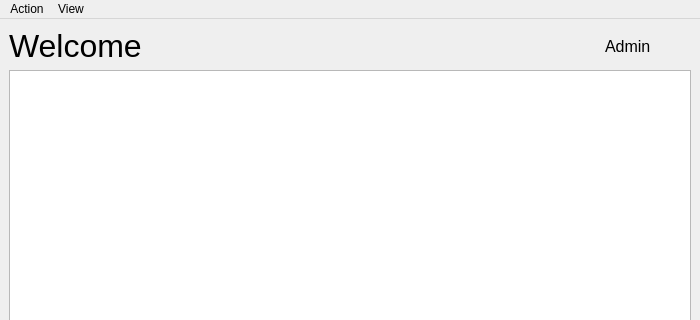
First picture: the form in design/Ui_/Admin_form.ui, repository SufferProgrammer/startup-desktop-python, before the edit; both pictures show x 0 to 700 and y 0 to 320 of the 700 by 531 pixel window.
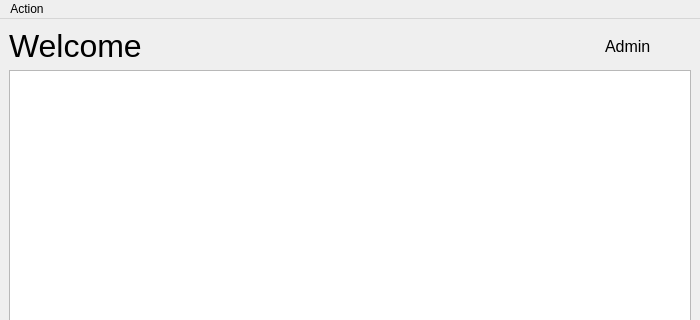
Second picture: the form after the edit.

Commit message: re-arrange UI structure for added forgot password feature, also added forgot password feature in login form (Experimenta)

What changed in the file:
```diff
--- a/design/Ui_/Admin_form.ui
+++ b/design/Ui_/Admin_form.ui
@@ -167,15 +167,7 @@
     <property name="title">
      <string>Action</string>
     </property>
-    <addaction name="actionProfile"/>
-    <addaction name="separator"/>
-    <addaction name="actionExit_2"/>
-   </widget>
-   <widget class="QMenu" name="menuUser_Management">
-    <property name="title">
-     <string>View</string>
-    </property>
-    <widget class="QMenu" name="menuUser_Management_2">
+    <widget class="QMenu" name="menuProfile">
      <property name="title">
       <string>User Management</string>
      </property>
@@ -189,7 +181,6 @@
     <addaction name="menuUser_Management_2"/>
    </widget>
    <addaction name="menuAction"/>
-   <addaction name="menuUser_Management"/>
   </widget>
   <widget class="QStatusBar" name="statusBar"/>
   <action name="actionForgot_password">
```
Left out of the diff: 58 changed lines with no effect on the pictures. The commit also changes 4 other files.
